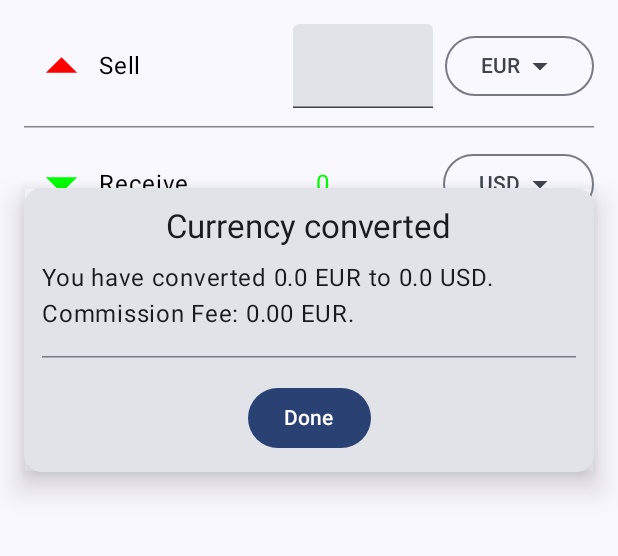
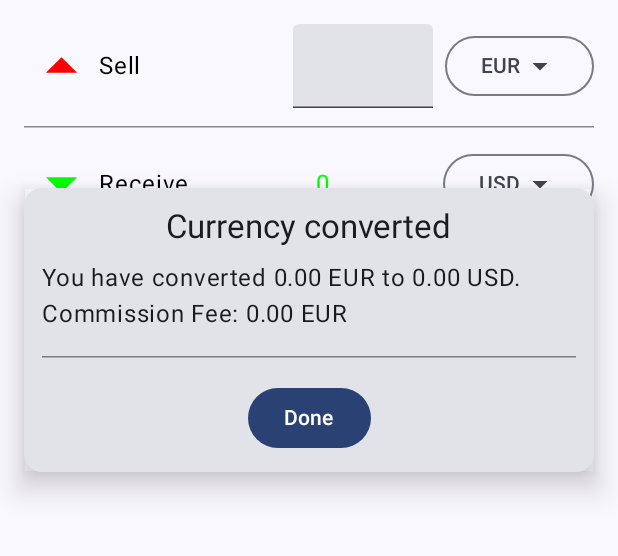
Before and after one commit to DGojka/CurrencyExchanger2, an Android app built with Jetpack Compose: the screen it shows after launch (MainActivity), after a tap on "Submit", on a phone screen of 412 x 824 dp, the part 312-868 px from its top. Run offline under Robolectric (Android 15) with nearby library versions, the phone set to English and light mode, and no system bars; our stand-ins replace Dagger/Hilt's generated code; 2 statements that could not run were skipped.

```diff
--- a/app/src/main/java/com/example/currencyexchanger2/currencyexchangescreen/data/ExchangeResult.kt
+++ b/app/src/main/java/com/example/currencyexchanger2/currencyexchangescreen/data/ExchangeResult.kt
@@ -5,6 +5,9 @@ sealed class ExchangeResult(
 ) {
     data class Success(
         override val message: String,
+        val from: CurrencyAmount,
+        val to: CurrencyAmount,
+        val fee: CurrencyAmount,
     ) : ExchangeResult(message)
 
     data class Error(
--- a/app/src/main/java/com/example/currencyexchanger2/currencyexchangescreen/managers/ExecuteExchangeUseCase.kt
+++ b/app/src/main/java/com/example/currencyexchanger2/currencyexchangescreen/managers/ExecuteExchangeUseCase.kt
@@ -28,7 +28,10 @@ class ExecuteExchangeUseCase @Inject constructor(
                 transactionUseCase.incrementTransactionCount()
                 emit(
                     ExchangeResult.Success(
-                        "You have converted ${from.amount} ${from.currency} to ${to.amount} ${to.currency}. Commission Fee: ${
+                        from = from,
+                        to= to,
+                        fee = CurrencyAmount(feeProvider.getFee(from.amount), from.currency) ,
+                        message = "Converted ${from.amount} ${from.currency} to ${to.amount} ${to.currency}. Commission Fee: ${
                             feeProvider.getFee(
                                 from.amount
                             ).formatTo2Decimals()
--- a/app/src/main/java/com/example/currencyexchanger2/currencyexchangescreen/ui/ExchangeResultDialog.kt
+++ b/app/src/main/java/com/example/currencyexchanger2/currencyexchangescreen/ui/ExchangeResultDialog.kt
@@ -19,6 +19,7 @@ import androidx.compose.ui.tooling.preview.Preview
 import androidx.compose.ui.unit.dp
 import com.example.currencyexchanger2.R
 import com.example.currencyexchanger2.currencyexchangescreen.data.ExchangeResult
+import com.example.currencyexchanger2.formatTo2Decimals
 
 @Composable
 fun ExchangeResultDialog(
@@ -59,9 +60,25 @@ fun HandleExchangeResultDialog(
             is ExchangeResult.Success -> stringResource(id = R.string.currency_converted)
         }
 
+    val description = when (exchangeResult) {
+        is ExchangeResult.Error -> stringResource(
+            id = R.string.exchange_failed_message,
+            exchangeResult.message
+        )
+        is ExchangeResult.Success -> stringResource(
+            id = R.string.exchange_success_message,
+            exchangeResult.from.amount.formatTo2Decimals(),
+            exchangeResult.from.currency,
+            exchangeResult.to.amount.formatTo2Decimals(),
+            exchangeResult.to.currency,
+            exchangeResult.fee.amount.formatTo2Decimals(),
+            exchangeResult.fee.currency,
+        )
+    }
+
     ExchangeResultDialog(
         title = title,
-        description = exchangeResult.message,
+        description = description,
         onDismiss = onDismiss,
     )
 }
--- a/app/src/main/java/com/example/currencyexchanger2/ui/theme/Type.kt
+++ b/app/src/main/java/com/example/currencyexchanger2/ui/theme/Type.kt
@@ -6,7 +6,6 @@ import androidx.compose.ui.text.font.FontFamily
 import androidx.compose.ui.text.font.FontWeight
 import androidx.compose.ui.unit.sp
 
-// Set of Material typography styles to start with
 val Typography = Typography(
     bodyLarge = TextStyle(
         fontFamily = FontFamily.Default,
@@ -15,20 +14,4 @@ val Typography = Typography(
         lineHeight = 24.sp,
         letterSpacing = 0.5.sp
     )
-    /* Other default text styles to override
-    titleLarge = TextStyle(
-        fontFamily = FontFamily.Default,
-        fontWeight = FontWeight.Normal,
-        fontSize = 22.sp,
-        lineHeight = 28.sp,
-        letterSpacing = 0.sp
-    ),
-    labelSmall = TextStyle(
-        fontFamily = FontFamily.Default,
-        fontWeight = FontWeight.Medium,
-        fontSize = 11.sp,
-        lineHeight = 16.sp,
-        letterSpacing = 0.5.sp
-    )
-    */
 )
--- a/app/src/main/res/values/strings.xml
+++ b/app/src/main/res/values/strings.xml
@@ -8,4 +8,6 @@
     <string name="currency_exchange">CURRENCY EXCHANGE</string>
     <string name="currency_converted">Currency converted</string>
     <string name="conversion_failed">Currency conversion failed</string>
+    <string name="exchange_success_message">You have converted %1$s %2$s to %3$s %4$s. Commission Fee: %5$s %2$s</string>
+    <string name="exchange_failed_message">Transaction failed: $s</string>
 </resources>
```
